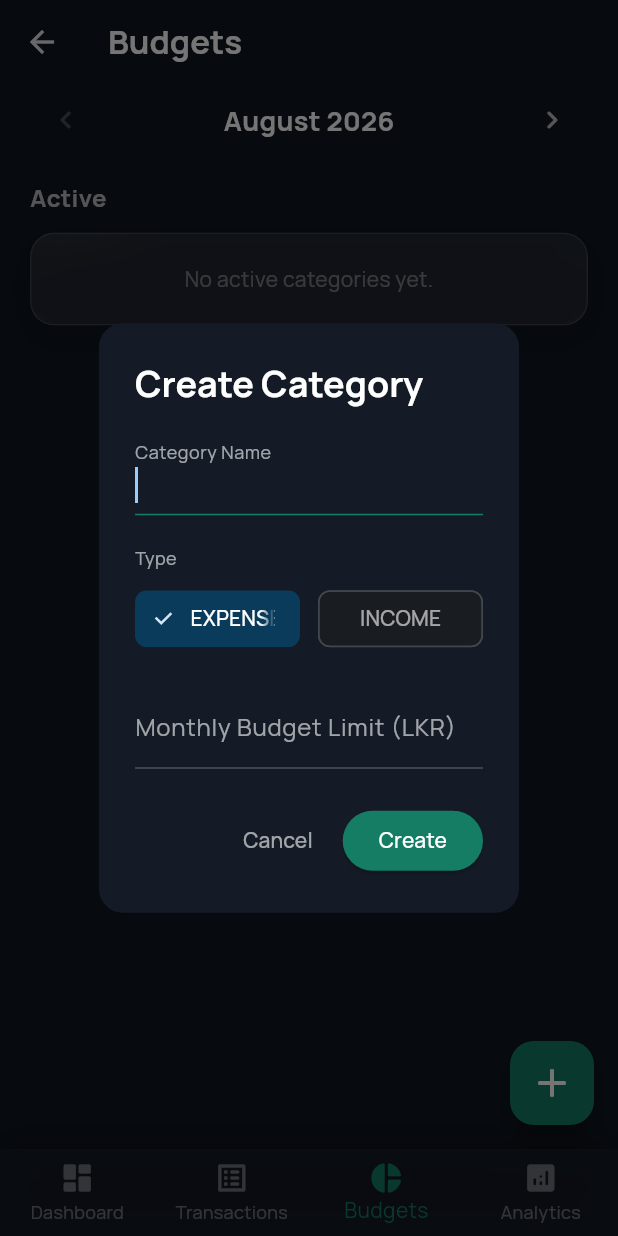
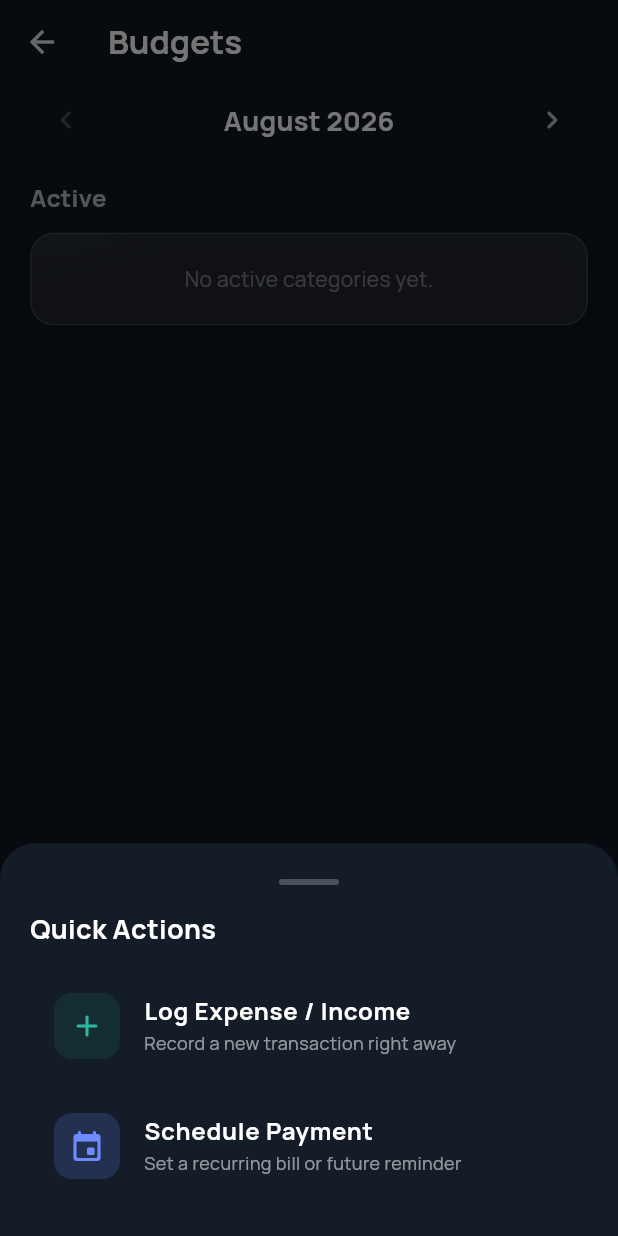
Before and after one commit to ashmax77/Aureli, a Flutter app: the HomeNavigationScaffold screen opened directly, item 3 of the bottom bar chosen, after a tap on the "add" icon, on a phone screen of 412 x 824 dp. Run offline on Flutter 3.47's test engine with Material 3 defaults, Android fonts, the phone set to English and light mode, and no system bars; our stand-ins replace firebase_auth, firebase_core, firebase_messaging, fl_chart, google_fonts; accounts and stored records are empty; network calls fail; statements that could not run were skipped.

Commit message:
perf(mobile): parallelize Dashboard initial data fetching and add global Quick-Action FAB

```diff
--- a/mobile/lib/views/dashboard/dashboard_view.dart
+++ b/mobile/lib/views/dashboard/dashboard_view.dart
@@ -33,19 +33,15 @@
   void initState() {
     super.initState();
     WidgetsBinding.instance.addPostFrameCallback((_) {
-      Provider.of<BudgetProvider>(context, listen: false).fetchSummary();
-      Provider.of<TransactionProvider>(
-        context,
-        listen: false,
-      ).fetchTransactions(refresh: true);
-      Provider.of<TransactionProvider>(
-        context,
-        listen: false,
-      ).fetchCategories();
-      Provider.of<ScheduledTransactionProvider>(
-        context,
-        listen: false,
-      ).fetchScheduledTransactions();
+      final budgetProv = Provider.of<BudgetProvider>(context, listen: false);
+      final txProv = Provider.of<TransactionProvider>(context, listen: false);
+      final schedProv = Provider.of<ScheduledTransactionProvider>(context, listen: false);
+      Future.wait([
+        budgetProv.fetchSummary(),
+        txProv.fetchTransactions(refresh: true),
+        txProv.fetchCategories(),
+        schedProv.fetchScheduledTransactions(),
+      ]);
     });
   }
 
@@ -329,18 +325,14 @@
             )
           : RefreshIndicator(
               onRefresh: () async {
-                await Provider.of<BudgetProvider>(
-                  context,
-                  listen: false,
-                ).fetchSummary();
-                await Provider.of<TransactionProvider>(
-                  context,
-                  listen: false,
-                ).fetchTransactions(refresh: true);
-                await Provider.of<ScheduledTransactionProvider>(
-                  context,
-                  listen: false,
-                ).fetchScheduledTransactions();
+                final budgetProv = Provider.of<BudgetProvider>(context, listen: false);
+                final txProv = Provider.of<TransactionProvider>(context, listen: false);
+                final schedProv = Provider.of<ScheduledTransactionProvider>(context, listen: false);
+                await Future.wait([
+                  budgetProv.fetchSummary(),
+                  txProv.fetchTransactions(refresh: true),
+                  schedProv.fetchScheduledTransactions(),
+                ]);
               },
               color: const Color(0xFF147D64),
               child: SingleChildScrollView(
--- a/mobile/lib/views/home_navigation_scaffold.dart
+++ b/mobile/lib/views/home_navigation_scaffold.dart
@@ -8,6 +8,7 @@
 import 'transactions/transaction_list_view.dart';
 import 'budgets/budgets_view.dart';
 import 'charts/analytics_view.dart';
+import 'scheduled/scheduled_transactions_view.dart';
 
 class HomeNavigationScaffold extends StatefulWidget {
   const HomeNavigationScaffold({super.key});
@@ -117,6 +118,96 @@
     }
   }
 
+  void _showQuickActionSheet(BuildContext context) {
+    showModalBottomSheet(
+      context: context,
+      backgroundColor: Colors.transparent,
+      builder: (context) => Container(
+        decoration: const BoxDecoration(
+          color: Color(0xFF141C28),
+          borderRadius: BorderRadius.vertical(top: Radius.circular(24)),
+        ),
+        padding: const EdgeInsets.symmetric(horizontal: 20, vertical: 24),
+        child: Column(
+          mainAxisSize: MainAxisSize.min,
+          crossAxisAlignment: CrossAxisAlignment.stretch,
+          children: [
+            Center(
+              child: Container(
+                width: 40,
+                height: 4,
+                decoration: BoxDecoration(
+                  color: Colors.white24,
+                  borderRadius: BorderRadius.circular(2),
+                ),
+              ),
+            ),
+            const SizedBox(height: 16),
+            const Text(
+              "Quick Actions",
+              style: TextStyle(
+                fontFamily: 'Manrope',
+                fontSize: 18,
+                fontWeight: FontWeight.bold,
+                color: Colors.white,
+              ),
+            ),
+            const SizedBox(height: 16),
+            ListTile(
+              leading: Container(
+                padding: const EdgeInsets.all(10),
+                decoration: BoxDecoration(
+                  color: const Color(0xFF147D64).withOpacity(0.18),
+                  borderRadius: BorderRadius.circular(12),
+                ),
+                child: const Icon(Icons.add_rounded, color: Color(0xFF2CB8A0)),
+              ),
+              title: const Text(
+                "Log Expense / Income",
+                style: TextStyle(fontFamily: 'Manrope', color: Colors.white, fontWeight: FontWeight.bold),
+              ),
+              subtitle: const Text("Record a new transaction right away", style: TextStyle(fontSize: 12, color: Colors.white54)),
+              onTap: () {
+                Navigator.pop(context);
+                showModalBottomSheet(
+                  context: context,
+                  isScrollControlled: true,
+                  backgroundColor: Colors.transparent,
+                  builder: (context) => const AddTransactionSheet(),
+                );
+              },
+            ),
+            const SizedBox(height: 8),
+            ListTile(
+              leading: Container(
+                padding: const EdgeInsets.all(10),
+                decoration: BoxDecoration(
+                  color: const Color(0xFF6C8CFF).withOpacity(0.18),
+                  borderRadius: BorderRadius.circular(12),
+                ),
+                child: const Icon(Icons.event_rounded, color: Color(0xFF6C8CFF)),
+              ),
+              title: const Text(
+                "Schedule Payment",
+                style: TextStyle(fontFamily: 'Manrope', color: Colors.white, fontWeight: FontWeight.bold),
+              ),
+              subtitle: const Text("Set a recurring bill or future reminder", style: TextStyle(fontSize: 12, color: Colors.white54)),
+              onTap: () {
+                Navigator.pop(context);
+                showModalBottomSheet(
+                  context: context,
+                  isScrollControlled: true,
+                  backgroundColor: Colors.transparent,
+                  builder: (context) => const AddScheduledTransactionSheet(),
+                );
+              },
+            ),
+          ],
+        ),
+      ),
+    );
+  }
+
   @override
   Widget build(BuildContext context) {
     final List<Widget> screens = [
@@ -177,6 +268,14 @@
           screens[_currentIndex],
         ],
       ),
+      floatingActionButton: FloatingActionButton(
+        onPressed: () => _showQuickActionSheet(context),
+        backgroundColor: const Color(0xFF147D64),
+        foregroundColor: Colors.white,
+        elevation: 6,
+        shape: const CircleBorder(),
+        child: const Icon(Icons.add_rounded, size: 28),
+      ),
       bottomNavigationBar: Container(
         decoration: BoxDecoration(
           boxShadow: [
```
